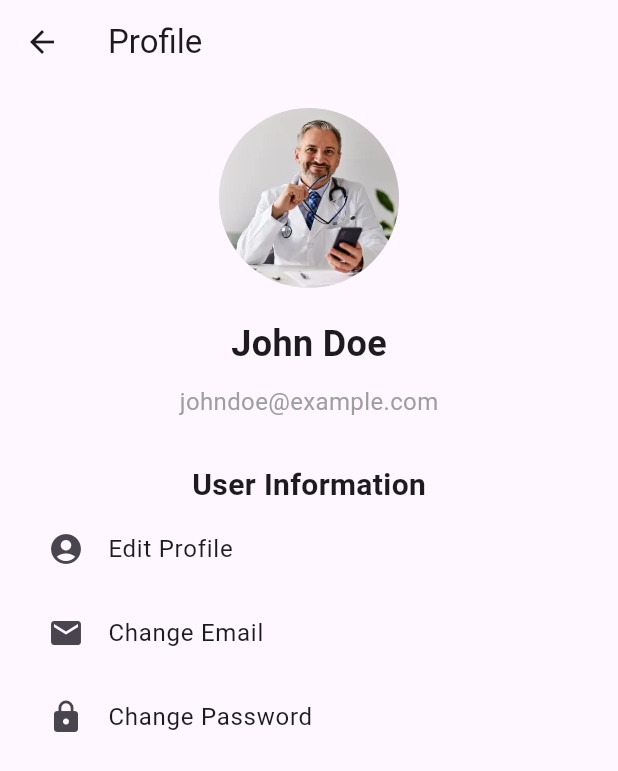
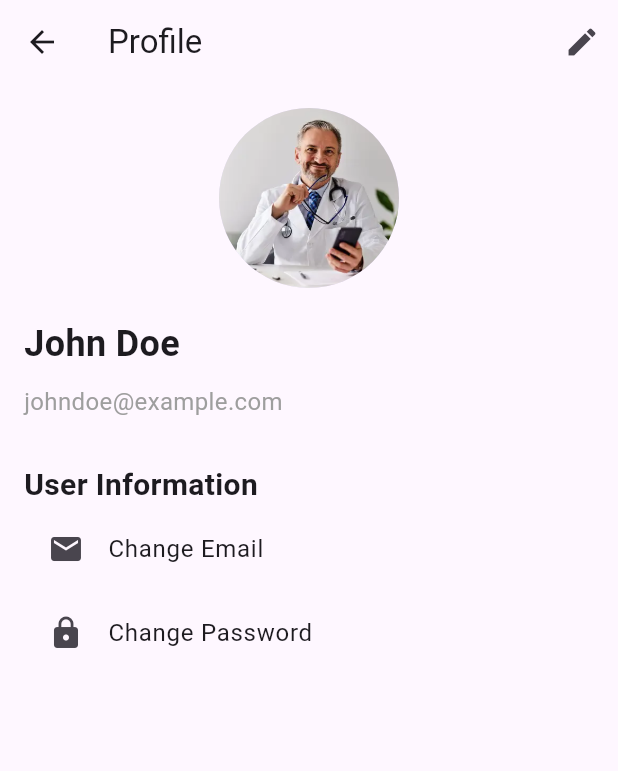
Before and after one commit to RKU-Flutter/Recipe, a Flutter app: the ProfilePage screen opened directly, on a phone screen of 412 x 824 dp. Shown: the top 771 px of the screen. Run offline on Flutter 3.47's test engine with Material 2 defaults, Android fonts, the phone set to English and light mode, and no system bars; our stand-ins replace image_picker.

Commit message:
i created a editprofile page that allows us to edit our profile and it contains imagerpicker to pick image from gallary and added permission in the androidmainifest.xml file

```diff
--- a/lib/profile.dart
+++ b/lib/profile.dart
@@ -1,4 +1,5 @@
 import 'package:flutter/material.dart';
+import 'package:food_recipies/editprofile.dart';
 
 class ProfilePage extends StatelessWidget {
   @override
@@ -6,17 +7,25 @@ class ProfilePage extends StatelessWidget {
     return Scaffold(
       appBar: AppBar(
         title: Text('Profile'),
+        actions: [
+          IconButton(
+            icon: Icon(Icons.edit),
+            onPressed: () {
+              Navigator.push(
+                context,
+                MaterialPageRoute(builder: (context) => EditProfilePage()),
+              );
+            },
           ),
-      body: Padding(
+        ],
+      ),
+      body: ListView(
         padding: const EdgeInsets.all(16.0),
-        child: Column(
-          crossAxisAlignment: CrossAxisAlignment.center,
         children: [
           Center(
             child: CircleAvatar(
               radius: 60,
-                backgroundImage: AssetImage(
-                    'images/doctor1.png'), // Replace with user's profile image
+              backgroundImage: AssetImage('images/doctor1.png'),
             ),
           ),
           SizedBox(height: 20),
@@ -29,7 +38,7 @@ class ProfilePage extends StatelessWidget {
           ),
           SizedBox(height: 10),
           Text(
-              'johndoe@example.com', // Replace with user's email
+            'johndoe@example.com',
             style: TextStyle(
               fontSize: 16,
               color: Colors.grey,
@@ -42,13 +51,6 @@ class ProfilePage extends StatelessWidget {
               fontSize: 20,
               fontWeight: FontWeight.bold,
             ),
-            ),
-            ListTile(
-              leading: Icon(Icons.account_circle),
-              title: Text('Edit Profile'),
-              onTap: () {
-                // Navigate to the profile editing page
-              },
           ),
           ListTile(
             leading: Icon(Icons.email),
@@ -66,7 +68,6 @@ class ProfilePage extends StatelessWidget {
           ),
         ],
       ),
-      ),
     );
   }
 }
--- a/pubspec.yaml
+++ b/pubspec.yaml
@@ -35,6 +35,7 @@ dependencies:
   # The following adds the Cupertino Icons font to your application.
   # Use with the CupertinoIcons class for iOS style icons.
   cupertino_icons: ^1.0.2
+  image_picker: ^1.0.4
 
 dev_dependencies:
   flutter_test:
```
Also changed, not shown: lib/editprofile.dart (added, +115 -0 lines), pubspec.lock, 6 other files. Lines whose indentation alone changed are shown as unchanged.
